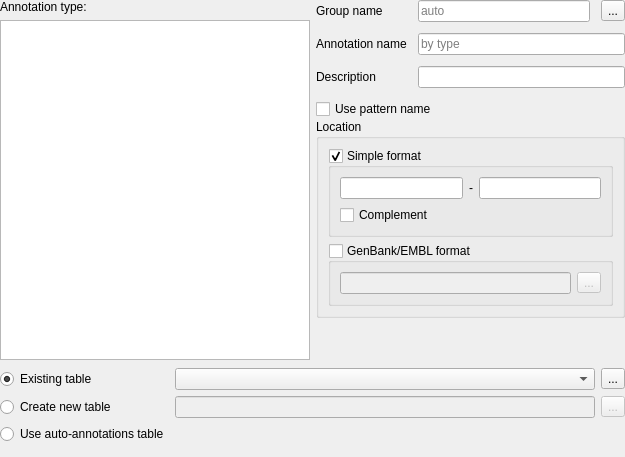
Above: src/corelibs/U2Gui/src/util/ui/CreateAnnotationFullWidget.ui from violethaze74/ugene before the change. Below: the same form after it.
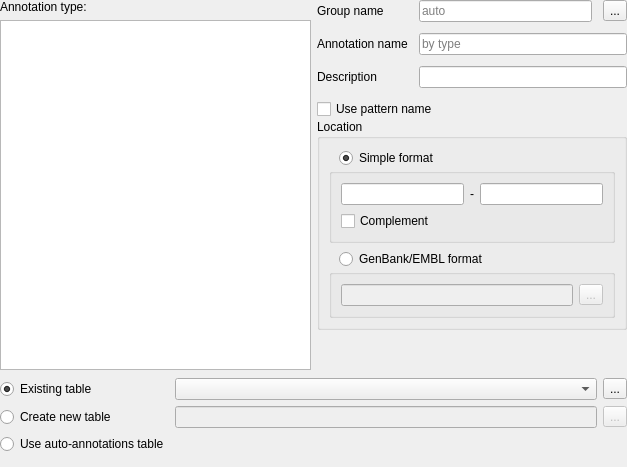
That is the form after the change. Icons and pictures are not drawn.

Commit message: UGENE-4034: New annotation dialog: replace check boxes with radio buttons

Patch:
```diff
--- a/src/corelibs/U2Gui/src/util/ui/CreateAnnotationFullWidget.ui
+++ b/src/corelibs/U2Gui/src/util/ui/CreateAnnotationFullWidget.ui
@@ -6,8 +6,8 @@
    <rect>
     <x>0</x>
     <y>0</y>
-    <width>625</width>
-    <height>457</height>
+    <width>627</width>
+    <height>467</height>
    </rect>
   </property>
   <property name="sizePolicy">
@@ -168,13 +168,42 @@
              <enum>QLayout::SetMinAndMaxSize</enum>
             </property>
             <item>
-             <widget class="QGroupBox" name="gbSimpleFormat">
-              <property name="title">
+             <layout class="QVBoxLayout" name="verticalLayout_4">
+              <property name="spacing">
+               <number>0</number>
+              </property>
+              <item>
+               <layout class="QHBoxLayout" name="horizontalLayout_5">
+                <item>
+                 <spacer name="horizontalSpacer_2">
+                  <property name="orientation">
+                   <enum>Qt::Horizontal</enum>
+                  </property>
+                  <property name="sizeType">
+                   <enum>QSizePolicy::Fixed</enum>
+                  </property>
+                  <property name="sizeHint" stdset="0">
+                   <size>
+                    <width>10</width>
+                    <height>0</height>
+                   </size>
+                  </property>
+                 </spacer>
+                </item>
+                <item>
+                 <widget class="QRadioButton" name="rbSimpleFormat">
+                  <property name="text">
                <string>Simple format</string>
               </property>
-              <property name="checkable">
+                  <property name="checked">
                <bool>true</bool>
               </property>
+                 </widget>
+                </item>
+               </layout>
+              </item>
+              <item>
+               <widget class="QGroupBox" name="gbSimpleFormat">
               <layout class="QVBoxLayout" name="verticalLayout_3">
                <property name="sizeConstraint">
                 <enum>QLayout::SetMinAndMaxSize</enum>
@@ -209,15 +238,43 @@
               </layout>
              </widget>
             </item>
+             </layout>
+            </item>
             <item>
-             <widget class="QGroupBox" name="gbGenbankFormat">
-              <property name="title">
+             <layout class="QVBoxLayout" name="verticalLayout_5">
+              <property name="spacing">
+               <number>0</number>
+              </property>
+              <item>
+               <layout class="QHBoxLayout" name="horizontalLayout_3">
+                <item>
+                 <spacer name="horizontalSpacer">
+                  <property name="orientation">
+                   <enum>Qt::Horizontal</enum>
+                  </property>
+                  <property name="sizeType">
+                   <enum>QSizePolicy::Fixed</enum>
+                  </property>
+                  <property name="sizeHint" stdset="0">
+                   <size>
+                    <width>10</width>
+                    <height>0</height>
+                   </size>
+                  </property>
+                 </spacer>
+                </item>
+                <item>
+                 <widget class="QRadioButton" name="rbGenbankFormat">
+                  <property name="text">
                <string>GenBank/EMBL format</string>
               </property>
-              <property name="checkable">
-               <bool>true</bool>
-              </property>
-              <property name="checked">
+                 </widget>
+                </item>
+               </layout>
+              </item>
+              <item>
+               <widget class="QGroupBox" name="gbGenbankFormat">
+                <property name="enabled">
                <bool>false</bool>
               </property>
               <layout class="QHBoxLayout" name="horizontalLayout_2">
@@ -249,6 +306,8 @@
              </widget>
             </item>
            </layout>
+            </item>
+           </layout>
           </widget>
          </item>
         </layout>
@@ -261,7 +320,7 @@
          <property name="sizeHint" stdset="0">
           <size>
            <width>20</width>
-           <height>40</height>
+           <height>0</height>
           </size>
          </property>
         </spacer>
```
Left out of the diff: 32 changed lines with no effect on the pictures. Lines whose indentation alone changed are shown as unchanged. The commit also changes 2 other files.
